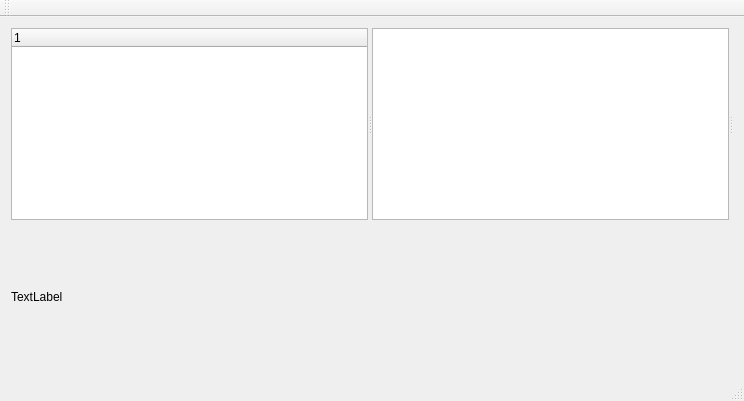
First picture: the form in mainwindow.ui, repository Domerk/UdoDB, before the edit.
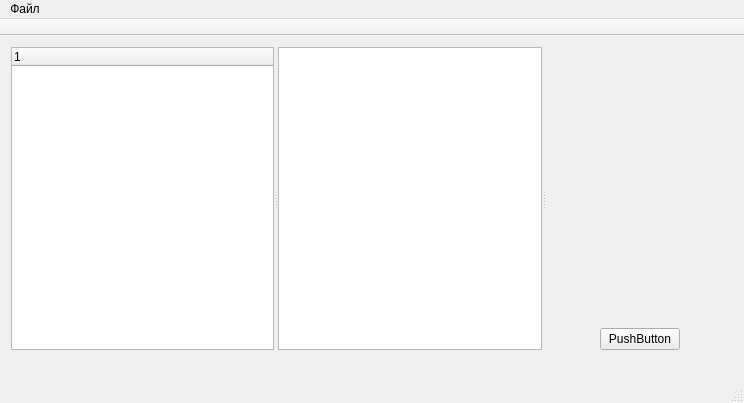
Second picture: the form after the edit. The open tabs and pages were chosen to show the change.

Commit message: Добавлены функции отрисовки таблиц, компановка.

Diff of the .ui file:
```diff
--- a/mainwindow.ui
+++ b/mainwindow.ui
@@ -7,14 +7,14 @@
     <x>0</x>
     <y>0</y>
     <width>744</width>
-    <height>401</height>
+    <height>403</height>
    </rect>
   </property>
   <property name="windowTitle">
    <string>MainWindow</string>
   </property>
   <widget class="QWidget" name="centralWidget">
-   <layout class="QVBoxLayout" name="verticalLayout">
+   <layout class="QVBoxLayout" name="verticalLayout_2">
     <item>
      <widget class="QSplitter" name="splitter">
       <property name="orientation">
@@ -34,28 +34,86 @@
        </column>
       </widget>
       <widget class="QTableWidget" name="tableWidget"/>
-      <widget class="QStackedWidget" name="stackedWidget">
-       <property name="sizePolicy">
-        <sizepolicy hsizetype="Expanding" vsizetype="Expanding">
-         <horstretch>0</horstretch>
-         <verstretch>0</verstretch>
-        </sizepolicy>
-       </property>
-       <widget class="QWidget" name="page"/>
-       <widget class="QWidget" name="page_2"/>
+      <widget class="QWidget" name="verticalLayoutWidget">
+       <layout class="QVBoxLayout" name="verticalLayout">
+        <property name="topMargin">
+         <number>0</number>
+        </property>
+        <property name="bottomMargin">
+         <number>0</number>
+        </property>
+        <item>
+         <widget class="QStackedWidget" name="stackedWidget">
+          <property name="sizePolicy">
+           <sizepolicy hsizetype="Preferred" vsizetype="Preferred">
+            <horstretch>0</horstretch>
+            <verstretch>0</verstretch>
+           </sizepolicy>
+          </property>
+          <property name="currentIndex">
+           <number>1</number>
+          </property>
+          <widget class="QWidget" name="page"/>
+          <widget class="QWidget" name="page_2"/>
+         </widget>
+        </item>
+        <item>
+         <layout class="QHBoxLayout" name="horizontalLayout">
+          <property name="leftMargin">
+           <number>0</number>
+          </property>
+          <property name="topMargin">
+           <number>0</number>
+          </property>
+          <item>
+           <spacer name="horizontalSpacer">
+            <property name="orientation">
+             <enum>Qt::Horizontal</enum>
+            </property>
+            <property name="sizeHint" stdset="0">
+             <size>
+              <width>40</width>
+              <height>20</height>
+             </size>
+            </property>
+           </spacer>
+          </item>
+          <item>
+           <widget class="QPushButton" name="pushButton">
+            <property name="text">
+             <string>PushButton</string>
+            </property>
+           </widget>
+          </item>
+          <item>
+           <spacer name="horizontalSpacer_2">
+            <property name="orientation">
+             <enum>Qt::Horizontal</enum>
+            </property>
+            <property name="sizeHint" stdset="0">
+             <size>
+              <width>40</width>
+              <height>20</height>
+             </size>
+            </property>
+           </spacer>
+          </item>
+         </layout>
+        </item>
+       </layout>
       </widget>
      </widget>
     </item>
     <item>
      <widget class="QLabel" name="lblStatus">
       <property name="sizePolicy">
-       <sizepolicy hsizetype="Preferred" vsizetype="Minimum">
+       <sizepolicy hsizetype="Preferred" vsizetype="Maximum">
         <horstretch>0</horstretch>
         <verstretch>0</verstretch>
        </sizepolicy>
       </property>
       <property name="text">
-       <string>TextLabel</string>
+       <string/>
       </property>
      </widget>
     </item>
@@ -70,8 +128,18 @@
      <height>21</height>
     </rect>
    </property>
+   <widget class="QMenu" name="menu">
+    <property name="title">
+     <string>Файл</string>
+    </property>
+    <addaction name="exit"/>
+   </widget>
+   <addaction name="menu"/>
   </widget>
   <widget class="QToolBar" name="mainToolBar">
+   <property name="movable">
+    <bool>false</bool>
+   </property>
    <attribute name="toolBarArea">
     <enum>TopToolBarArea</enum>
    </attribute>
```
Left out of the diff: 5 changed lines with no effect on the pictures. The commit also changes 2 other files.
